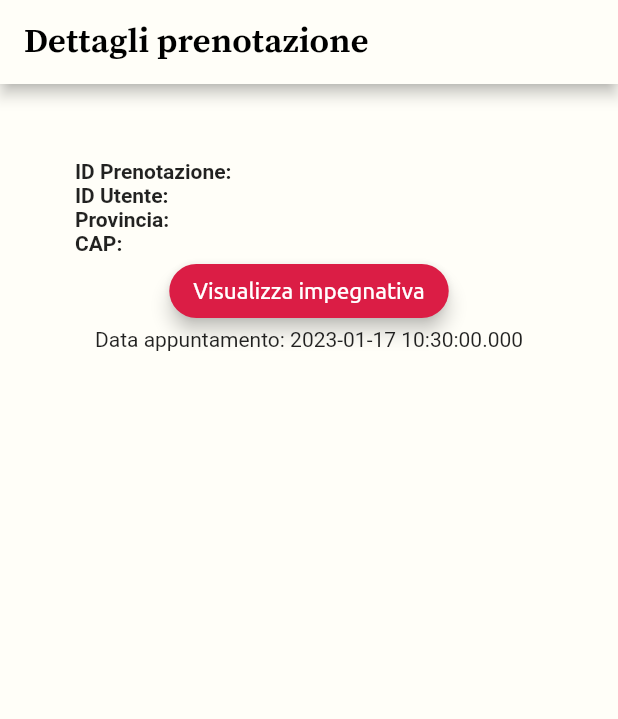
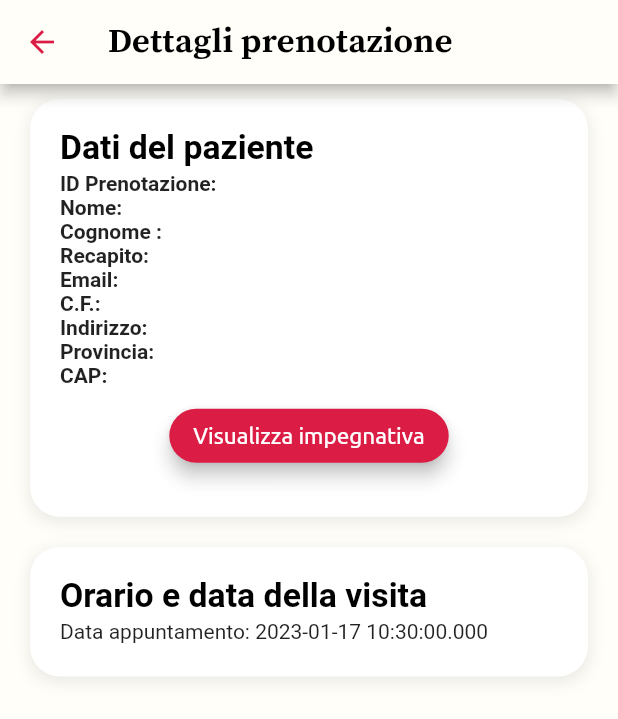
Before and after one commit to KLS-01/Report.it, a Flutter app: the InformazioniPrenotazione screen opened directly with empty values, on a phone screen of 412 x 824 dp. Shown: the top 719 px of the screen. Run offline on Flutter 3.47's test engine with Material 2 defaults, Android fonts, the phone set to English and light mode, and no system bars; our stand-ins replace carousel_slider, cloud_firestore, date_time_picker, expandable, file_picker, firebase_auth and 6 more; missing offline and left inert: dart:ffi, flutter_phone_direct_caller, syncfusion_flutter_pdfviewer, time_picker_widget; accounts and stored records are empty.

```diff
--- a/lib/presentation/pages/pages_GPSP/informazioni_prenotazione_page.dart
+++ b/lib/presentation/pages/pages_GPSP/informazioni_prenotazione_page.dart
@@ -1,8 +1,6 @@
 import 'package:cloud_firestore/cloud_firestore.dart';
 import 'package:date_time_picker/date_time_picker.dart';
-import 'package:flutter/cupertino.dart';
 import 'package:flutter/material.dart';
-import 'package:flutter/widgets.dart';
 import 'package:report_it/domain/entity/entity_GA/super_utente.dart';
 import 'package:report_it/domain/entity/entity_GA/tipo_utente.dart';
 import 'package:report_it/domain/entity/entity_GPSP/prenotazione_entity.dart';
@@ -49,18 +47,27 @@ class _InformazioniPrenotazione extends State<InformazioniPrenotazione> {
     print(prenotazione.getDataPrenotazione);
     return Scaffold(
         appBar: AppBar(
-          title: Text('Dettagli prenotazione', style: ThemeText.titoloSezione),
+          title: const Text('Dettagli prenotazione',
+              style: ThemeText.titoloSezione),
           backgroundColor: Theme.of(context).backgroundColor,
-          iconTheme: IconThemeData(
+          iconTheme: const IconThemeData(
             color: Color.fromRGBO(219, 29, 69, 1),
           ),
         ),
         backgroundColor: Theme.of(context).backgroundColor,
-        body: Column(children: [
-          Padding(
-              padding: const EdgeInsets.all(50),
+        body: SingleChildScrollView(
             child: Column(children: [
-                Column(
+          Container(
+            decoration: ThemeText.boxDettaglio,
+            padding: const EdgeInsets.symmetric(vertical: 10, horizontal: 20),
+            margin: const EdgeInsets.symmetric(vertical: 10, horizontal: 20),
+            child: InputDecorator(
+              decoration: const InputDecoration(
+                labelText: 'Dati del paziente',
+                labelStyle: ThemeText.titoloDettaglio,
+                border: InputBorder.none,
+              ),
+              child: Column(
                 children: [
                   Row(
                     children: [
@@ -74,10 +81,55 @@ class _InformazioniPrenotazione extends State<InformazioniPrenotazione> {
                   Row(
                     children: [
                       const Text(
-                          "ID Utente: ",
+                        "Nome: ",
                         style: TextStyle(fontWeight: FontWeight.bold),
                       ),
-                        Text(prenotazione.getIdUtente),
+                      Text(prenotazione.getNomeUtente),
+                    ],
+                  ),
+                  Row(
+                    children: [
+                      const Text(
+                        "Cognome : ",
+                        style: TextStyle(fontWeight: FontWeight.bold),
+                      ),
+                      Text(prenotazione.getcognomeUtente),
+                    ],
+                  ),
+                  Row(
+                    children: [
+                      const Text(
+                        "Recapito: ",
+                        style: TextStyle(fontWeight: FontWeight.bold),
+                      ),
+                      Text(prenotazione.getNumeroUtente),
+                    ],
+                  ),
+                  Row(
+                    children: [
+                      const Text(
+                        "Email: ",
+                        style: TextStyle(fontWeight: FontWeight.bold),
+                      ),
+                      Text(prenotazione.getEmailUtente),
+                    ],
+                  ),
+                  Row(
+                    children: [
+                      const Text(
+                        "C.F.: ",
+                        style: TextStyle(fontWeight: FontWeight.bold),
+                      ),
+                      Text(prenotazione.getCfUtente),
+                    ],
+                  ),
+                  Row(
+                    children: [
+                      const Text(
+                        "Indirizzo: ",
+                        style: TextStyle(fontWeight: FontWeight.bold),
+                      ),
+                      Text(prenotazione.getIndirizzoUtente),
                     ],
                   ),
                   Row(
@@ -98,7 +150,9 @@ class _InformazioniPrenotazione extends State<InformazioniPrenotazione> {
                       Text(prenotazione.getCap),
                     ],
                   ),
-                    ElevatedButton(
+                  Padding(
+                    padding: const EdgeInsets.all(8.0),
+                    child: ElevatedButton(
                       onPressed: () => {
                         Navigator.push(
                           context,
@@ -114,17 +168,17 @@ class _InformazioniPrenotazione extends State<InformazioniPrenotazione> {
                                   'Impegnativa',
                                   style: ThemeText.titoloSezione,
                                 ),
-                                actions: <Widget>[
-                                  IconButton(
-                                    icon: const Icon(
-                                      Icons.first_page,
-                                      color: Color.fromRGBO(219, 29, 69, 1),
-                                    ),
-                                    onPressed: () {
-                                      _pdfViewerController.firstPage();
-                                    },
-                                  ),
-                                ],
+                                // actions: <Widget>[
+                                //   IconButton(
+                                //     icon: const Icon(
+                                //       Icons.first_page,
+                                //       color: Color.fromRGBO(219, 29, 69, 1),
+                                //     ),
+                                //     onPressed: () {
+                                //       _pdfViewerController.firstPage();
+                                //     },
+                                //   ),
+                                // ],
                               ),
                               body: SfPdfViewer.network(
                                 prenotazione.getImpegnativa,
@@ -133,12 +187,28 @@ class _InformazioniPrenotazione extends State<InformazioniPrenotazione> {
                           ),
                         ),
                       },
+                      style: ThemeText.bottoneRosso,
                       child: const Text("Visualizza impegnativa"),
-                      style: ThemeText.bottoneRosso,
                     ),
+                  ),
+                ],
+              ),
+            ),
+          ),
+          //TODO: QUA INIZIA IL SECONDOOOOOOOOOOOOOOOOOOOOOOOOOOOOOOOOOOOOOOOOOOOOOOOOOOOOOOOOOOOOOOOOOOOOOOOOOOOOOOOOOOOOOOOOOOOOOOOOOOOOOOOOOOOOOOOOOOOOOOOOOOOOOOOOOOOOOO
           if (utente.tipo == TipoUtente.OperatoreCup &&
               prenotazione.getDataPrenotazione == null)
-                      Form(
+            Container(
+              decoration: ThemeText.boxDettaglio,
+              padding: const EdgeInsets.symmetric(vertical: 10, horizontal: 20),
+              margin: const EdgeInsets.symmetric(vertical: 10, horizontal: 20),
+              child: InputDecorator(
+                decoration: const InputDecoration(
+                  labelText: 'Lato Operatore CUP',
+                  labelStyle: ThemeText.titoloDettaglio,
+                  border: InputBorder.none,
+                ),
+                child: Form(
                     key: _prenotazioneFormKey,
                     child: SingleChildScrollView(
                         child: Column(
@@ -149,29 +219,24 @@ class _InformazioniPrenotazione extends State<InformazioniPrenotazione> {
                               DateTime.now().add(const Duration(days: 1));
                           print(initDate.weekday);
                           while (initDate.weekday > 5) {
-                                  initDate =
-                                      initDate.add(const Duration(days: 1));
+                            initDate = initDate.add(const Duration(days: 1));
                           }
                           print(initDate.weekday);
                           return DateTimePicker(
                             type: DateTimePickerType.date,
                             dateMask: 'd MMM, yyyy',
                             initialValue: initDate.toString(),
-                                  firstDate: DateTime.now()
-                                      .add(const Duration(days: 1)),
+                            firstDate:
+                                DateTime.now().add(const Duration(days: 1)),
                             lastDate: DateTime(2100),
-                                  icon: Icon(Icons.event),
+                            icon: const Icon(Icons.event,
+                                color: Color.fromRGBO(219, 29, 69, 1)),
                             dateLabelText: 'Date',
-                                  timeLabelText: "Hour",
                             locale: const Locale('it', 'IT'),
                             selectableDayPredicate: (date) {
-                                    // Disable weekend days to select from the calendar
-
-                                    if (date.weekday == 6 ||
-                                        date.weekday == 7) {
+                              if (date.weekday == 6 || date.weekday == 7) {
                                 return false;
                               }
-
                               return true;
                             },
                             onChanged: (val) => dateController = val,
@@ -181,7 +246,8 @@ class _InformazioniPrenotazione extends State<InformazioniPrenotazione> {
                         Builder(builder: (context) {
                           return TextFormField(
                               decoration: const InputDecoration(
-                                      icon: Icon(Icons.access_time),
+                                icon: Icon(Icons.access_time,
+                                    color: Color.fromRGBO(219, 29, 69, 1)),
                                 hintText: '',
                                 labelText: 'Ora appuntamento',
                               ),
@@ -197,37 +263,62 @@ class _InformazioniPrenotazione extends State<InformazioniPrenotazione> {
                               keyboardType: TextInputType.none,
                               onTap: test);
                         }),
-                              Container(
-                                padding: const EdgeInsets.only(
-                                    left: 150.0, top: 40.0),
+                        Row(
+                          mainAxisAlignment: MainAxisAlignment.center,
+                          children: [
+                            Padding(
+                              padding: const EdgeInsets.all(8.0),
                               child: ElevatedButton(
                                 style: ThemeText.bottoneRosso,
                                 onPressed: () {
-                                    // Validate returns true if the form is valid, or false otherwise.
                                   if (_prenotazioneFormKey.currentState!
                                       .validate()) {
                                     inizializza(
                                         dateController, timeController.text);
 
                                     Navigator.pop(context);
-
-                                      // If the form is valid, display a snackbar. In the real world,
-                                      // you'd often call a server or save the information in a database.
-                                      //createRecord(utente);
                                   }
                                 },
                                 child: const Text('Inizializza prenotazione'),
                               ),
                             ),
                           ],
-                          )))
+                        ),
+                      ],
+                    ))),
+              ),
+            )
           else if (prenotazione.getDataPrenotazione != null)
-                      Text(
-                          "Data appuntamento: ${DateTime.parse(prenotazione.getDataPrenotazione.toDate().toString())}")
+            Container(
+              decoration: ThemeText.boxDettaglio,
+              padding: const EdgeInsets.symmetric(vertical: 10, horizontal: 20),
+              margin: const EdgeInsets.symmetric(vertical: 10, horizontal: 20),
+              child: InputDecorator(
+                decoration: const InputDecoration(
+                  labelText: "Orario e data della visita",
+                  labelStyle: ThemeText.titoloDettaglio,
+                  border: InputBorder.none,
+                ),
+                child: SingleChildScrollView(
+                  child: Column(
+                    crossAxisAlignment: CrossAxisAlignment.start,
+                    children: [
+                      Row(
+                        children: [
+                          Expanded(
+                            child: Text(
+                              "Data appuntamento: ${DateTime.parse(prenotazione.getDataPrenotazione.toDate().toString())}",
+                              overflow: TextOverflow.fade,
+                            ),
+                          ),
                         ],
+                      ),
+                    ],
+                  ),
+                ),
+              ),
             )
-              ]))
-        ]));
+        ])));
   }
 
   void inizializza(String date, time) {
--- a/lib/presentation/widget/styles.dart
+++ b/lib/presentation/widget/styles.dart
@@ -130,6 +130,18 @@ abstract class ThemeText {
       )
     ],
   );
+  static BoxDecoration boxVisualizza = BoxDecoration(
+    color: Colors.white,
+    borderRadius: BorderRadius.circular(20),
+    boxShadow: [
+      BoxShadow(
+        color: Colors.grey.withOpacity(0.2),
+        blurRadius: 8.0,
+        spreadRadius: 1.0,
+        offset: const Offset(0, 3),
+      )
+    ],
+  );
   static BoxDecoration boxRossoDettaglio = BoxDecoration(
     color: Colors.white,
     borderRadius: BorderRadius.circular(20),
```
Also changed, not shown: lib/presentation/widget/lista_prenotazioni_widget.dart (+40 -15 lines), lib/presentation/widget/visualizza_denunce_widget.dart (+20 -23 lines). Lines whose indentation alone changed are shown as unchanged.
